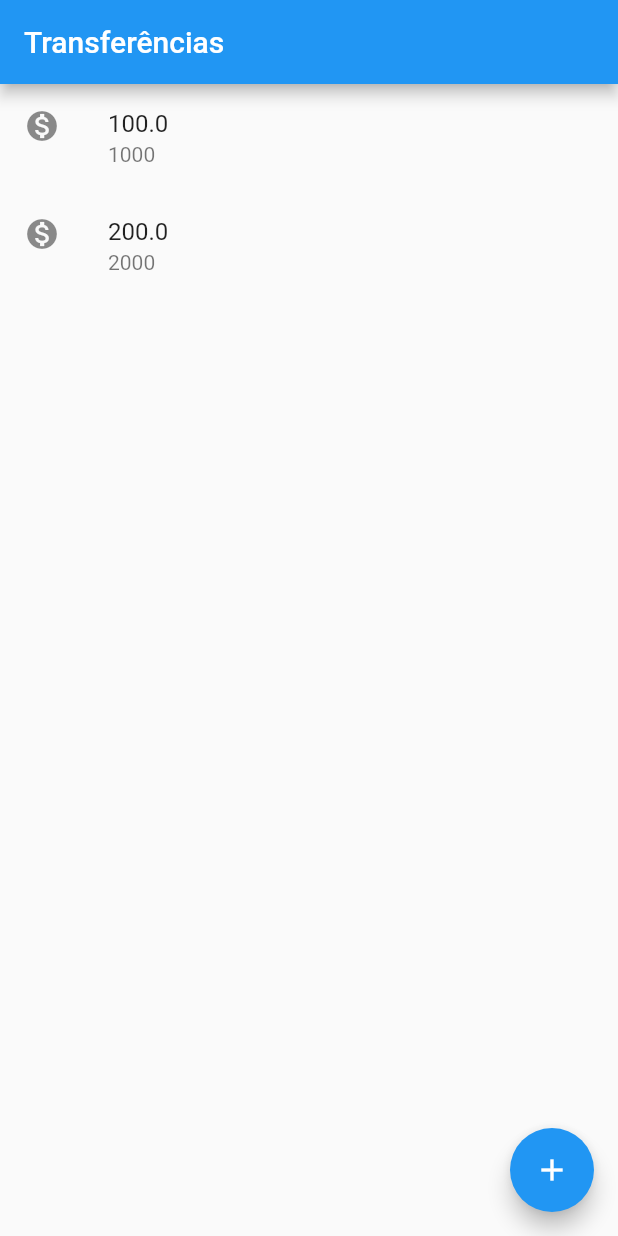
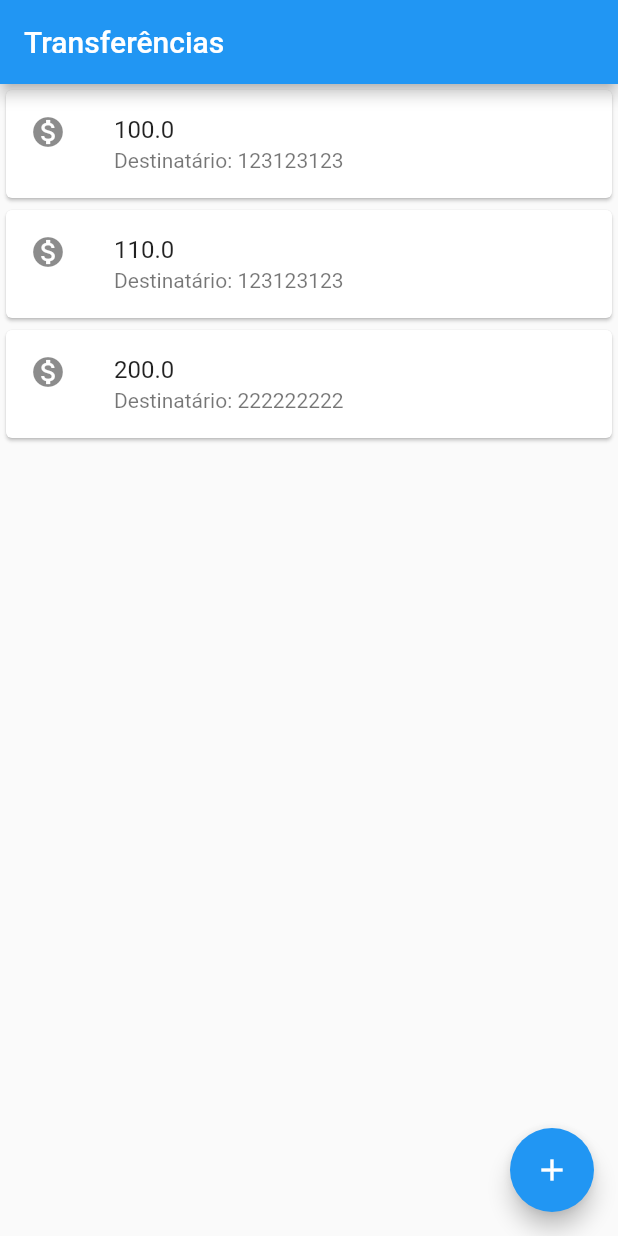
Before and after one commit to maiquitome/transferencias, a Flutter app: the screen it shows after launch, on a phone screen of 412 x 824 dp. Run offline on Flutter 3.47's test engine with Material 2 defaults, Android fonts, the phone set to English and light mode, and no system bars.

Commit message:
:recycle: refactoring transfers

```diff
--- a/lib/main.dart
+++ b/lib/main.dart
@@ -7,20 +7,7 @@ void main() {
         appBar: AppBar(
           title: Text('Transferências'),
         ),
-        body: Column(
-          children: [
-            ListTile(
-              leading: Icon(Icons.monetization_on),
-              title: Text('100.0'),
-              subtitle: Text('1000'),
-            ),
-            ListTile(
-              leading: Icon(Icons.monetization_on),
-              title: Text('200.0'),
-              subtitle: Text('2000'),
-            ),
-          ],
-        ),
+        body: Transfers(),
         floatingActionButton: FloatingActionButton(
           onPressed: () {},
           child: Icon(Icons.add),
@@ -29,3 +16,46 @@ void main() {
     ),
   );
 }
+
+class Transfers extends StatelessWidget {
+  @override
+  Widget build(BuildContext context) {
+    return Column(
+      children: <TransferCard>[
+        TransferCard(Transfer(value: 100.0, accountNumber: 123123123)),
+        TransferCard(Transfer(value: 110.0, accountNumber: 123123123)),
+        TransferCard(Transfer(value: 200.0, accountNumber: 222222222)),
+      ],
+    );
+  }
+}
+
+class TransferCard extends StatelessWidget {
+  const TransferCard(
+    this._transfer, {
+    Key key,
+  }) : super(key: key);
+
+  final Transfer _transfer;
+
+  @override
+  Widget build(BuildContext context) {
+    return Card(
+      child: ListTile(
+        leading: Icon(Icons.monetization_on),
+        title: Text('${_transfer.value}'),
+        subtitle: Text('Destinatário: ${_transfer.accountNumber}'),
+      ),
+    );
+  }
+}
+
+class Transfer {
+  final double value;
+  final int accountNumber;
+
+  Transfer({
+    @required this.value,
+    @required this.accountNumber,
+  });
+}
```
